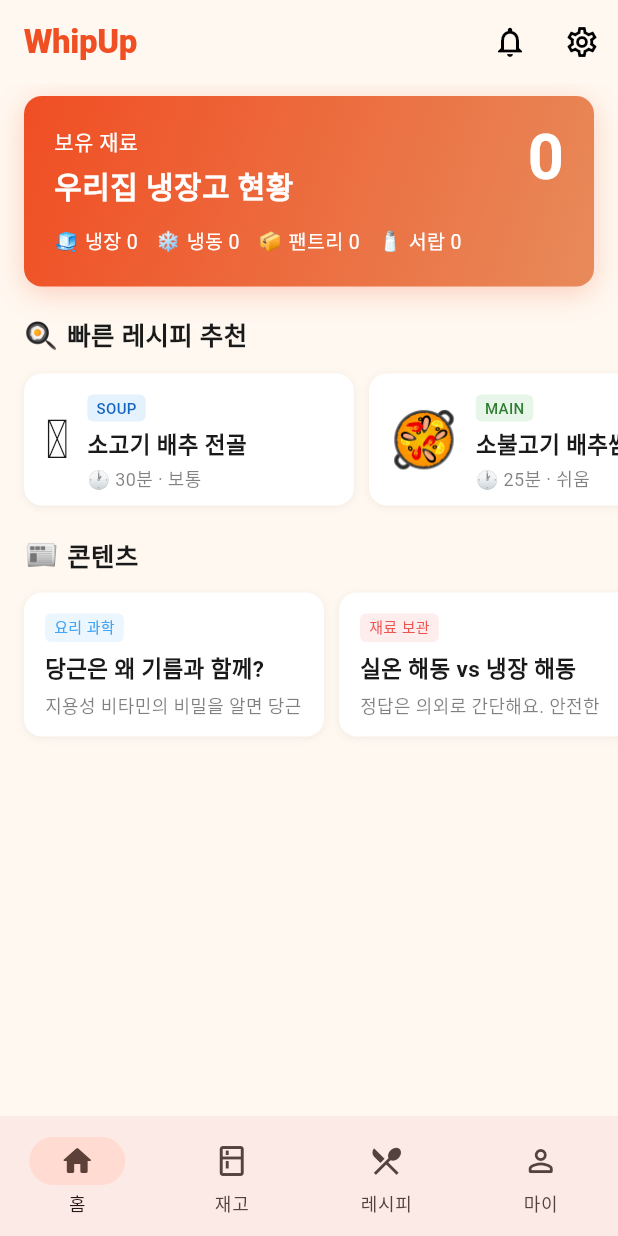
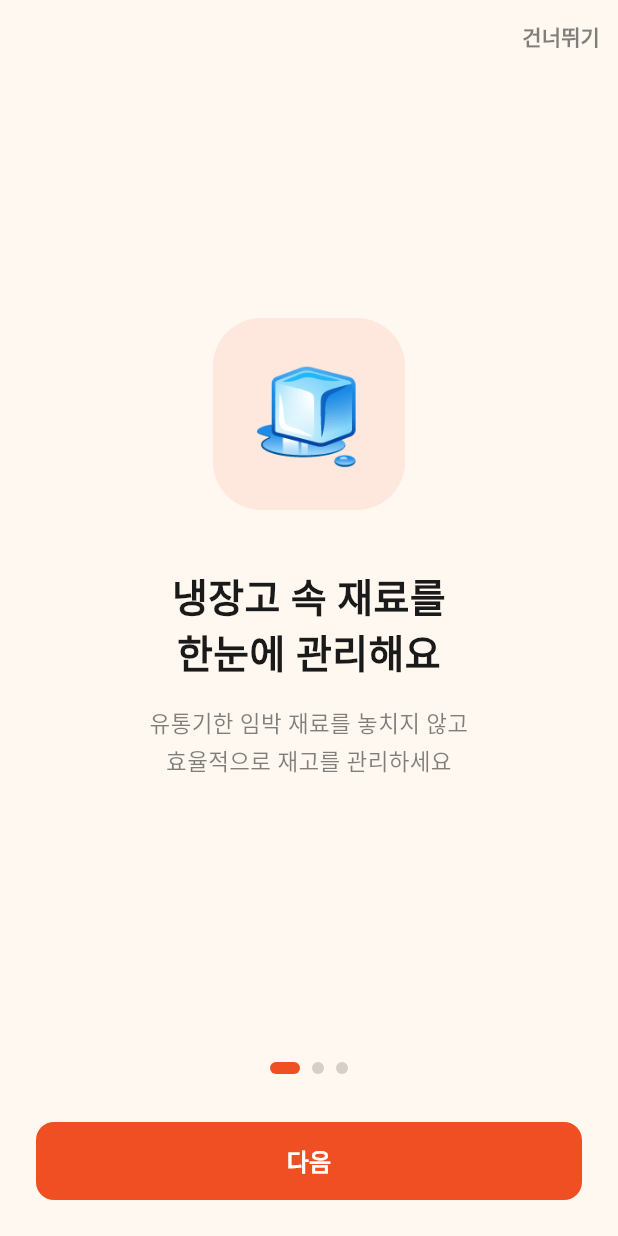
Before and after one commit to rdrdread/whipup-app, a Flutter app: the screen it shows after launch, on a phone screen of 412 x 824 dp. Run offline on Flutter 3.47's test engine with Material 3 defaults, Android fonts, the phone set to English and light mode, and no system bars; our stand-ins replace camera, dio, flex_color_scheme, flutter_riverpod, flutter_secure_storage, freezed_annotation and 4 more; missing offline and left inert: google_mlkit_text_recognition; accounts and stored records are empty; generated files the repository leaves out were written again; Roboto replaces fonts that are missing (Pretendard).

Commit message:
feat: Phase 1.0 완성 - 온보딩/설정 화면 + 테마 전환 + ProGuard 수정
## 변경 사항

### 신규 화면
- `lib/views/onboarding/onboarding_screen.dart`: 3단계 온보딩 (최초 실행 시 표시)
  - PageView 기반 슬라이드, 도트 인디케이터, 건너뛰기/시작하기 버튼
  - FlutterSecureStorage에 완료 플래그 저장
- `lib/views/settings/settings_screen.dart`: 실제 설정 화면
  - 테마 전환 (시스템/라이트/다크)
  - Gemini API 키 입력 및 저장
  - 앱 정보 섹션

### 신규 Provider
- `lib/providers/app_settings_providers.dart`: ThemeModeNotifier
  - FlutterSecureStorage 기반 테마 영속화
  - 앱 재시작 후에도 설정 유지

### 기존 파일 수정
- `lib/main.dart`: WhipUpApp을 ConsumerWidget으로 전환 → 동적 테마 반영
- `lib/router/app_router.dart`: /onboarding 라우트 추가, SettingsScreen 연결
- `lib/views/splash/splash_screen.dart`: 최초 실행 감지 → 온보딩 분기

### Android 빌드 수정
- `android/app/proguard-rules.pro`: R8 누락 클래스 규칙 추가
  - google_mlkit_text_recognition 언어 팩 dontwarn
  - Flutter Play Store 분할 설치 클래스 dontwarn
- `android/app/build.gradle.kts`: release 빌드에 ProGuard 파일 연결

Co-Authored-By: Claude Sonnet 4.6 <noreply@anthropic.com>

```diff
--- a/app/lib/main.dart
+++ b/app/lib/main.dart
@@ -1,6 +1,7 @@
 import 'package:flutter/material.dart';
 import 'package:flutter/services.dart';
 import 'package:flutter_riverpod/flutter_riverpod.dart';
+import 'package:whipup/providers/app_settings_providers.dart';
 import 'package:whipup/router/app_router.dart';
 import 'package:whipup/theme/app_theme.dart';
 
@@ -29,17 +30,21 @@ void main() async {
 ///
 /// [ProviderScope]를 통해 Riverpod 상태를 주입하며,
 /// [GoRouter]를 사용한 선언적 라우팅을 구성한다.
-class WhipUpApp extends StatelessWidget {
+/// [ThemeModeNotifier]를 통해 테마 모드를 동적으로 제어한다.
+class WhipUpApp extends ConsumerWidget {
   const WhipUpApp({super.key});
 
   @override
-  Widget build(BuildContext context) {
+  Widget build(BuildContext context, WidgetRef ref) {
+    final themeModeAsync = ref.watch(themeModeProvider);
+    final themeMode = themeModeAsync.asData?.value ?? ThemeMode.system;
+
     return MaterialApp.router(
       title: 'WhipUp',
       debugShowCheckedModeBanner: false,
       theme: AppTheme.light,
       darkTheme: AppTheme.dark,
-      themeMode: ThemeMode.system,
+      themeMode: themeMode,
       routerConfig: appRouter,
     );
   }
--- a/app/lib/router/app_router.dart
+++ b/app/lib/router/app_router.dart
@@ -4,6 +4,8 @@ import 'package:go_router/go_router.dart';
 import 'package:whipup/views/camera/camera_screen.dart';
 import 'package:whipup/views/home/home_screen.dart';
 import 'package:whipup/views/my/my_screen.dart';
+import 'package:whipup/views/onboarding/onboarding_screen.dart';
+import 'package:whipup/views/settings/settings_screen.dart';
 import 'package:whipup/views/splash/splash_screen.dart';
 import 'package:whipup/views/recipe/recipe_detail_screen.dart';
 import 'package:whipup/views/recipe/recipe_screen.dart';
@@ -25,6 +27,12 @@ final appRouter = GoRouter(
     GoRoute(
       path: '/splash',
       builder: (context, state) => const SplashScreen(),
+    ),
+
+    // ─── 온보딩 (Shell 밖) ───────────────────────────────────────────────
+    GoRoute(
+      path: '/onboarding',
+      builder: (context, state) => const OnboardingScreen(),
     ),
 
     // ─── Shell (BottomNavigation) ────────────────────────────────────────
@@ -98,7 +106,7 @@ final appRouter = GoRouter(
     ),
     GoRoute(
       path: '/my/settings',
-      builder: (context, state) => const _SettingsPlaceholder(),
+      builder: (context, state) => const SettingsScreen(),
     ),
   ],
 );
@@ -167,17 +175,3 @@ class _MainShell extends StatelessWidget {
     }
   }
 }
-
-// ─── 설정 플레이스홀더 ─────────────────────────────────────────────────────────
-
-class _SettingsPlaceholder extends StatelessWidget {
-  const _SettingsPlaceholder();
-
-  @override
-  Widget build(BuildContext context) {
-    return Scaffold(
-      appBar: AppBar(title: const Text('설정')),
-      body: const Center(child: Text('설정 화면 - 준비 중')),
-    );
-  }
-}
--- /dev/null
+++ b/app/lib/views/onboarding/onboarding_screen.dart
@@ -0,0 +1,237 @@
+import 'package:flutter/material.dart';
+import 'package:flutter_secure_storage/flutter_secure_storage.dart';
+import 'package:go_router/go_router.dart';
+import 'package:whipup/theme/app_theme.dart';
+
+/// 온보딩 완료 플래그 저장 키.
+const _kOnboardingDoneKey = 'onboarding_done';
+
+/// 온보딩 화면 (3단계).
+///
+/// 앱 최초 실행 시 표시되며, 완료 또는 건너뛰기 시
+/// [FlutterSecureStorage]에 완료 여부를 저장하고 홈 화면으로 이동한다.
+///
+/// 디자인: `docs/core/screen_layout.md §1` — onboarding
+class OnboardingScreen extends StatefulWidget {
+  const OnboardingScreen({super.key});
+
+  @override
+  State<OnboardingScreen> createState() => _OnboardingScreenState();
+}
+
+class _OnboardingScreenState extends State<OnboardingScreen> {
+  final _pageController = PageController();
+  int _currentPage = 0;
+
+  static const _pages = [
+    _OnboardingPage(
+      emoji: '🧊',
+      title: '냉장고 속 재료를\n한눈에 관리해요',
+      subtitle: '유통기한 임박 재료를 놓치지 않고\n효율적으로 재고를 관리하세요',
+    ),
+    _OnboardingPage(
+      emoji: '🍳',
+      title: '재료에서 레시피로\n뚝딱 변신!',
+      subtitle: '보유한 재료를 선택하면 AI가\n맞춤 레시피를 추천해 드려요',
+    ),
+    _OnboardingPage(
+      emoji: '🏆',
+      title: '요리할수록\n쌓이는 나만의 기록',
+      subtitle: '업적을 달성하며 요리 습관을 만들고\n즐거운 부엌 생활을 시작하세요',
+    ),
+  ];
+
+  @override
+  void dispose() {
+    _pageController.dispose();
+    super.dispose();
+  }
+
+  Future<void> _finishOnboarding() async {
+    await const FlutterSecureStorage().write(
+      key: _kOnboardingDoneKey,
+      value: 'true',
+    );
+    if (!mounted) return;
+    // ignore: use_build_context_synchronously
+    context.go('/home');
+  }
+
+  void _nextPage() {
+    if (_currentPage < _pages.length - 1) {
+      _pageController.nextPage(
+        duration: const Duration(milliseconds: 300),
+        curve: Curves.easeInOut,
+      );
+    } else {
+      _finishOnboarding();
+    }
+  }
+
+  @override
+  Widget build(BuildContext context) {
+    final isLastPage = _currentPage == _pages.length - 1;
+
+    return Scaffold(
+      backgroundColor: const Color(0xFFFFF8F0),
+      body: SafeArea(
+        child: Column(
+          children: [
+            // ─── 건너뛰기 버튼 ──────────────────────────────────────────
+            SizedBox(
+              height: 48,
+              child: Align(
+                alignment: Alignment.centerRight,
+                child: isLastPage
+                    ? const SizedBox.shrink()
+                    : TextButton(
+                        onPressed: _finishOnboarding,
+                        child: const Text(
+                          '건너뛰기',
+                          style: TextStyle(
+                            fontFamily: 'Pretendard',
+                            fontSize: 14,
+                            color: Color(0x992C2C2C),
+                          ),
+                        ),
+                      ),
+              ),
+            ),
+
+            // ─── 페이지뷰 ───────────────────────────────────────────────
+            Expanded(
+              child: PageView.builder(
+                controller: _pageController,
+                onPageChanged: (index) =>
+                    setState(() => _currentPage = index),
+                itemCount: _pages.length,
+                itemBuilder: (_, index) => _pages[index],
+              ),
+            ),
+
+            const SizedBox(height: 24),
+
+            // ─── 도트 인디케이터 ────────────────────────────────────────
+            Row(
+              mainAxisAlignment: MainAxisAlignment.center,
+              children: List.generate(
+                _pages.length,
+                (index) => AnimatedContainer(
+                  duration: const Duration(milliseconds: 250),
+                  margin: const EdgeInsets.symmetric(horizontal: 4),
+                  width: _currentPage == index ? 20 : 8,
+                  height: 8,
+                  decoration: BoxDecoration(
+                    color: _currentPage == index
+                        ? AppTheme.primaryColor
+                        : const Color(0x332C2C2C),
+                    borderRadius: BorderRadius.circular(4),
+                  ),
+                ),
+              ),
+            ),
+
+            const SizedBox(height: 32),
+
+            // ─── 다음 / 시작하기 버튼 ───────────────────────────────────
+            Padding(
+              padding: const EdgeInsets.fromLTRB(24, 0, 24, 24),
+              child: SizedBox(
+                width: double.infinity,
+                height: 52,
+                child: FilledButton(
+                  onPressed: _nextPage,
+                  style: FilledButton.styleFrom(
+                    backgroundColor: AppTheme.primaryColor,
+                    shape: RoundedRectangleBorder(
+                      borderRadius: BorderRadius.circular(12),
+                    ),
+                  ),
+                  child: Text(
+                    isLastPage ? '시작하기 🍳' : '다음',
+                    style: const TextStyle(
+                      fontFamily: 'Pretendard',
+                      fontSize: 16,
+                      fontWeight: FontWeight.w600,
+                      color: Colors.white,
+                    ),
+                  ),
+                ),
+              ),
+            ),
+          ],
+        ),
+      ),
+    );
+  }
+}
+
+// ─── 온보딩 페이지 ──────────────────────────────────────────────────────────────
+
+/// 개별 온보딩 페이지 위젯.
+class _OnboardingPage extends StatelessWidget {
+  const _OnboardingPage({
+    required this.emoji,
+    required this.title,
+    required this.subtitle,
+  });
+
+  final String emoji;
+  final String title;
+  final String subtitle;
+
+  @override
+  Widget build(BuildContext context) {
+    return Padding(
+      padding: const EdgeInsets.symmetric(horizontal: 32),
+      child: Column(
+        mainAxisAlignment: MainAxisAlignment.center,
+        children: [
+          // ─── 이모지 아이콘 ──────────────────────────────────────────
+          Container(
+            width: 128,
+            height: 128,
+            decoration: BoxDecoration(
+              color: AppTheme.primaryColor.withAlpha(25),
+              borderRadius: BorderRadius.circular(32),
+            ),
+            child: Center(
+              child: Text(
+                emoji,
+                style: const TextStyle(fontSize: 64),
+              ),
+            ),
+          ),
+          const SizedBox(height: 40),
+
+          // ─── 제목 ───────────────────────────────────────────────────
+          Text(
+            title,
+            textAlign: TextAlign.center,
+            style: const TextStyle(
+              fontFamily: 'Pretendard',
+              fontSize: 26,
+              fontWeight: FontWeight.w700,
+              height: 1.35,
+              color: Color(0xFF1A1A1A),
+            ),
+          ),
+          const SizedBox(height: 16),
+
+          // ─── 부제목 ─────────────────────────────────────────────────
+          Text(
+            subtitle,
+            textAlign: TextAlign.center,
+            style: const TextStyle(
+              fontFamily: 'Pretendard',
+              fontSize: 15,
+              fontWeight: FontWeight.w400,
+              height: 1.6,
+              color: Color(0x992C2C2C),
+            ),
+          ),
+        ],
+      ),
+    );
+  }
+}
```
Also changed, not shown: app/lib/providers/app_settings_providers.dart (added, +42 -0 lines), app/lib/views/settings/settings_screen.dart (added, +378 -0 lines), app/lib/views/splash/splash_screen.dart (+9 -3 lines), 2 other files.
